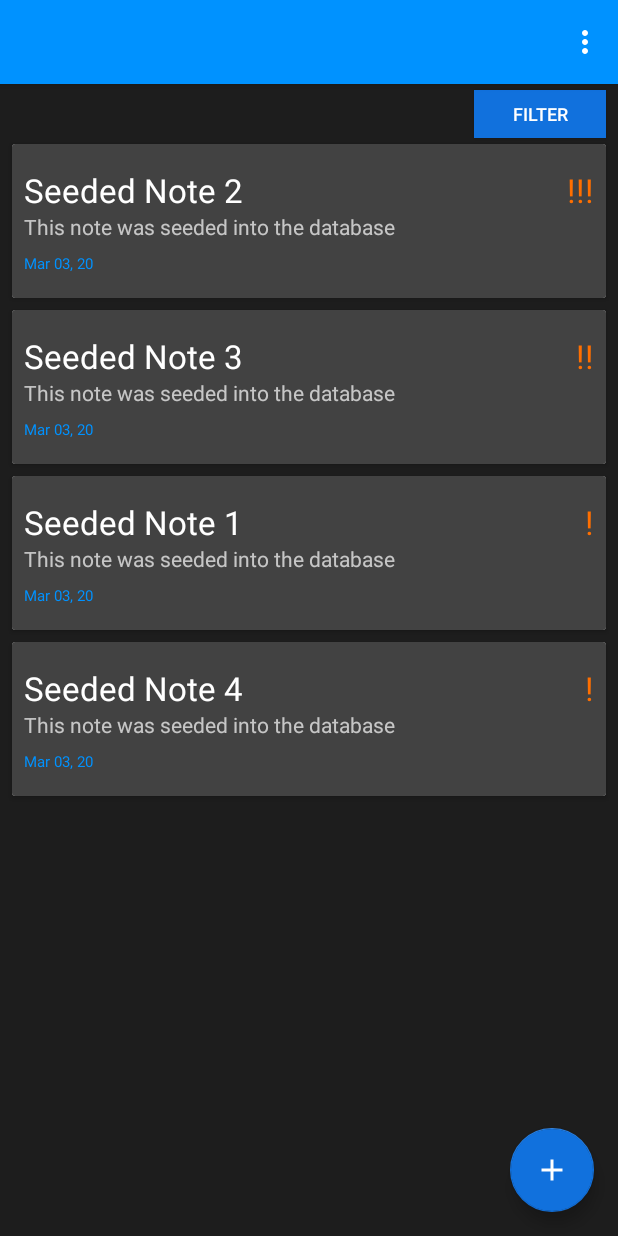
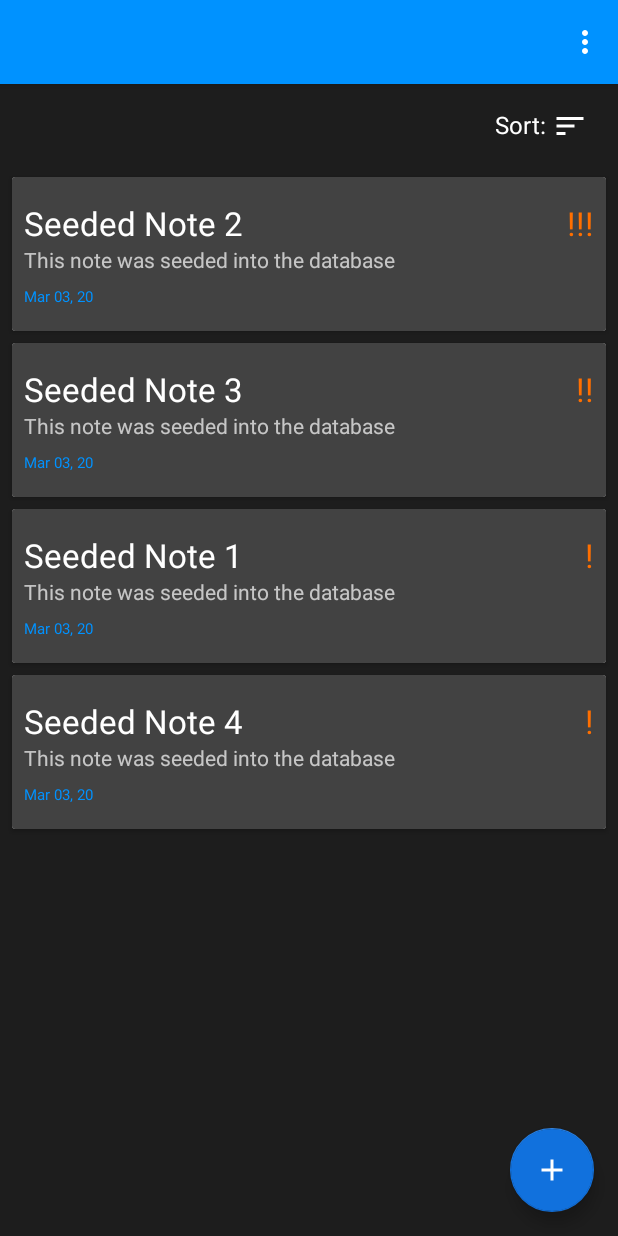
Before and after one commit to DarrenSingh/QuickNotes, an Android app: the screen it shows after launch (MainActivity), on a phone screen of 412 x 824 dp. Run offline under Robolectric (Android 15) with nearby library versions, the phone set to English and light mode, and no system bars; our stand-ins replace Room's generated code.

Commit message:
activity_main.xml design changes made

```diff
--- a/app/src/main/java/com/ds/quicknotes/Activities/MainActivity.java
+++ b/app/src/main/java/com/ds/quicknotes/Activities/MainActivity.java
@@ -26,6 +26,7 @@ import android.view.MenuItem;
 import android.view.View;
 import android.widget.Button;
 
+import android.widget.TextView;
 import android.widget.Toast;
 
 import com.ds.quicknotes.Adapters.NoteAdapter;
@@ -52,7 +53,7 @@ public class MainActivity extends AppCompatActivity {
 
         //Start Components
         FloatingActionButton floatingActionButton = findViewById(R.id.btn_add_note);
-        Button filterDialogButton = findViewById(R.id.button_dialog);
+        TextView filterDialogButton = findViewById(R.id.button_sort);
 
         //End Components
 
--- /dev/null
+++ b/app/src/main/res/drawable/ic_sort.xml
@@ -0,0 +1,5 @@
+<vector android:height="24dp" android:tint="#FFFFFF"
+    android:viewportHeight="24.0" android:viewportWidth="24.0"
+    android:width="24dp" xmlns:android="http://schemas.android.com/apk/res/android">
+    <path android:fillColor="#FF000000" android:pathData="M3,18h6v-2L3,16v2zM3,6v2h18L21,6L3,6zM3,13h12v-2L3,11v2z"/>
+</vector>
--- a/app/src/main/res/layout/activity_main.xml
+++ b/app/src/main/res/layout/activity_main.xml
@@ -7,37 +7,31 @@
     android:background="#1D1D1D"
     tools:context=".Activities.MainActivity">
 
-    <Button
-        android:id="@+id/button_dialog"
+    <TextView
+        android:id="@+id/button_sort"
         android:layout_width="wrap_content"
-        android:layout_height="32dp"
+        android:layout_height="wrap_content"
+        android:layout_gravity="top|end"
+        android:padding="12dp"
         android:layout_marginTop="4dp"
         android:layout_marginRight="8dp"
-        android:background="@color/colorPrimaryDark"
+        android:text="Sort: "
+        android:textSize="16dp"
         android:textColor="#FFFFFF"
-        android:text="Filter"
-        android:textSize="12sp"
-        android:layout_gravity="end"
-        android:clickable="true"/>
-
-<!--    <Spinner-->
-<!--        android:id="@+id/spinner_filter"-->
-<!--        style="@android:style/Widget.Material.Light.Spinner"-->
-<!--        android:layout_width="wrap_content"-->
-<!--        android:layout_height="32dp"-->
-<!--        android:background="@color/colorPrimaryDark"-->
-<!--        android:entries="@array/filterOptions"-->
-<!--        android:layout_gravity="end"-->
-<!--        android:spinnerMode="dialog"-->
-<!--        android:visibility="visible"-->
-<!--        tools:visibility="visible" />-->
+        android:drawableEnd="@drawable/ic_sort"
+        android:clickable="true"
+        />
 
     <!--    Notes RecyclerView  -->
     <androidx.recyclerview.widget.RecyclerView
         android:id="@+id/recyclerView"
         android:layout_width="match_parent"
         android:layout_height="match_parent"
-        android:layout_marginTop="32dp"
+        android:layout_marginTop="54dp"
+        app:layout_anchor="@id/button_sort"
+        app:layout_anchorGravity="bottom"
+        android:layout_gravity="bottom"
+
         tools:listitem="@layout/item_note" />
     <!--  preview list items from item_note  -->
 
```
Also changed, not shown: 2 other files.
